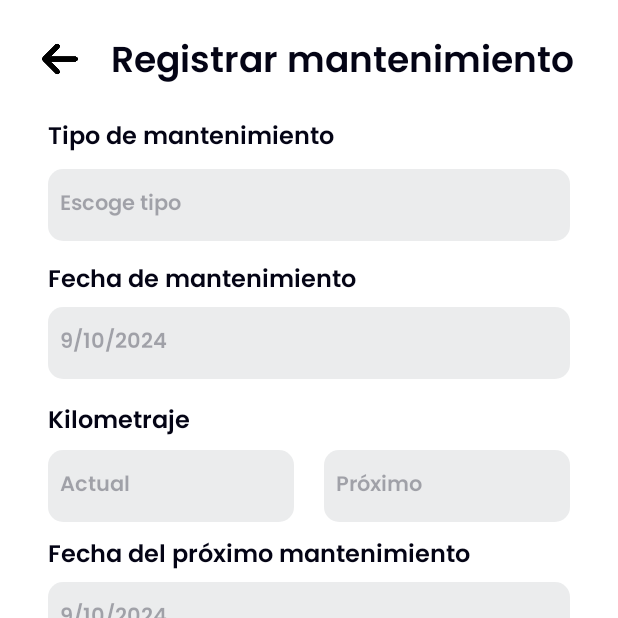
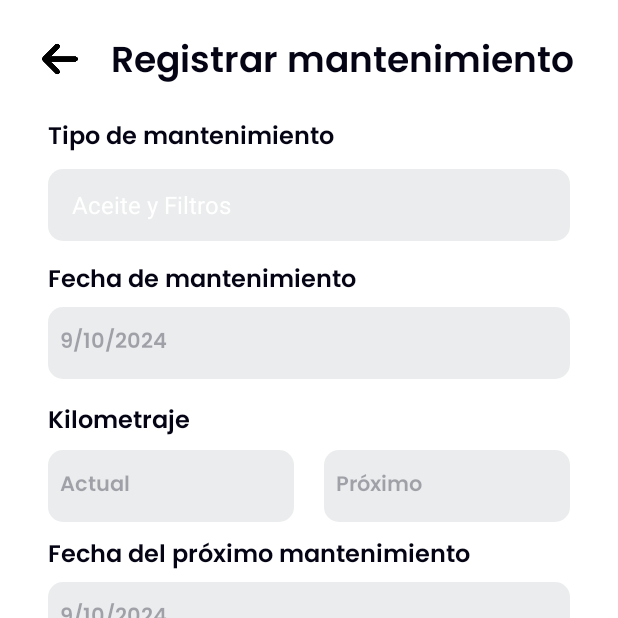
Before and after one commit to NilsGiN/CarCare_AppMobile, an Android app: the RegistroMantenimientoActivity screen opened directly, with no data from a screen before it, on a phone screen of 412 x 824 dp, the top half of it. Run offline under Robolectric (Android 15) with nearby library versions, the phone set to English and light mode, and no system bars; our stand-ins replace Firebase (no records; nobody signed in at launch, a user with empty details on screens opened directly).

Commit message:
Agregar dropdown para elección de tipo de mantenimiento en registro de mantenimiento

```diff
--- a/app/src/main/java/com/example/prueba1/RegistroMantenimientoActivity.java
+++ b/app/src/main/java/com/example/prueba1/RegistroMantenimientoActivity.java
@@ -4,6 +4,8 @@ import android.app.DatePickerDialog;
 import android.content.Intent;
 import android.os.Bundle;
 import android.view.View;
+import android.view.ViewGroup;
+import android.widget.AdapterView;
 import android.widget.EditText;
 import android.widget.ArrayAdapter;
 import android.content.Context;
@@ -11,6 +13,7 @@ import android.widget.Button;
 import android.widget.DatePicker;
 import android.widget.EditText;
 import android.widget.ImageButton;
+import android.widget.Spinner;
 import android.widget.TextView;
 import android.widget.Toast;
 
@@ -22,19 +25,21 @@ import androidx.core.graphics.Insets;
 import androidx.core.view.ViewCompat;
 import androidx.core.view.WindowInsetsCompat;
 
+import com.example.prueba1.model.TipoMantenimiento;
 import com.google.android.gms.tasks.OnCompleteListener;
 import com.google.android.gms.tasks.OnFailureListener;
 import com.google.android.gms.tasks.Task;
 import com.google.firebase.firestore.DocumentReference;
 import com.google.firebase.firestore.FirebaseFirestore;
 
+import java.util.ArrayList;
 import java.util.Calendar;
 import java.util.HashMap;
+import java.util.List;
 import java.util.Map;
 
 public class RegistroMantenimientoActivity extends AppCompatActivity {
     private ImageButton atras_mosaico;
-    private EditText inputid_tipo;
     private EditText fecha_mantenimiento;
     private EditText fecha_prox_mantenimiento;
     private String dueDate="";
@@ -43,6 +48,7 @@ public class RegistroMantenimientoActivity extends AppCompatActivity {
     private EditText inputkm_prox;
     private EditText inputnotas;
     private Button btnRegistrar;
+    String id_tipo = "";
 
     private FirebaseFirestore firestore;
 
@@ -51,9 +57,61 @@ public class RegistroMantenimientoActivity extends AppCompatActivity {
         super.onCreate(savedInstanceState);
         EdgeToEdge.enable(this);
         setContentView(R.layout.activity_registro_mantenimiento);
+
+        // Referencia al Spinner
+        Spinner spinnerTipoMantenimiento = findViewById(R.id.Tipo);
+
+        // Lista de mantenimientos
+        List<TipoMantenimiento> tiposMantenimiento = new ArrayList<>();
+        tiposMantenimiento.add(new TipoMantenimiento("tipo_1", "Aceite y Filtros"));
+        tiposMantenimiento.add(new TipoMantenimiento("tipo_2", "Refrigeración"));
+        tiposMantenimiento.add(new TipoMantenimiento("tipo_3", "Frenos"));
+        tiposMantenimiento.add(new TipoMantenimiento("tipo_4", "Correas y Cadenas"));
+        tiposMantenimiento.add(new TipoMantenimiento("tipo_5", "Bujías"));
+        tiposMantenimiento.add(new TipoMantenimiento("tipo_6", "Neumáticos"));
+        tiposMantenimiento.add(new TipoMantenimiento("tipo_7", "Sistema de Transmisión"));
+        tiposMantenimiento.add(new TipoMantenimiento("tipo_8", "Sistema Eléctrico"));
+
+        // Adaptador para el Spinner
+        ArrayAdapter<TipoMantenimiento> adapter = new ArrayAdapter<TipoMantenimiento>(this, android.R.layout.simple_spinner_item, tiposMantenimiento) {
+            @Override
+            public View getView(int position, View convertView, ViewGroup parent) {
+                // Este es el layout que se muestra cuando el dropdown está cerrado
+                TextView label = (TextView) super.getView(position, convertView, parent);
+                label.setText(tiposMantenimiento.get(position).getNombre());
+                return label;
+            }
+
+            @Override
+            public View getDropDownView(int position, View convertView, ViewGroup parent) {
+                // Este es el layout que se muestra en el dropdown
+                TextView label = (TextView) super.getDropDownView(position, convertView, parent);
+                label.setText(tiposMantenimiento.get(position).getNombre());
+                return label;
+            }
+        };
+
+        adapter.setDropDownViewResource(android.R.layout.simple_spinner_dropdown_item);
+        spinnerTipoMantenimiento.setAdapter(adapter);
+
+        spinnerTipoMantenimiento.setOnItemSelectedListener(new AdapterView.OnItemSelectedListener() {
+            @Override
+            public void onItemSelected(AdapterView<?> parentView, View selectedItemView, int position, long id) {
+                TipoMantenimiento tipoSeleccionado = (TipoMantenimiento) parentView.getItemAtPosition(position);
+                String id_tipoSeleccionado = tipoSeleccionado.getId_tipo();
+                String nombreSeleccionado = tipoSeleccionado.getNombre();
+                id_tipo = id_tipoSeleccionado;
+            }
+
+            @Override
+            public void onNothingSelected(AdapterView<?> parentView) {
+                // Maneja el caso en que no se seleccione nada
+            }
+        });
+
+        // Para BD
         firestore = FirebaseFirestore.getInstance();
 
-        inputid_tipo = findViewById(R.id.Tipo);
         inputkm_actual = findViewById(R.id.Kim_actual);
         inputkm_prox = findViewById(R.id.Kim_prox);
         inputnotas = findViewById(R.id.Notas);
@@ -72,7 +130,6 @@ public class RegistroMantenimientoActivity extends AppCompatActivity {
         btnRegistrar.setOnClickListener(new View.OnClickListener() {
             @Override
             public void onClick(View view) {
-                String id_tipo = inputid_tipo.getText().toString();
                 String km_actual = inputkm_actual.getText().toString();
                 String km_prox = inputkm_prox.getText().toString();
                 String notas = inputnotas.getText().toString();
--- /dev/null
+++ b/app/src/main/java/com/example/prueba1/model/TipoMantenimiento.java
@@ -0,0 +1,28 @@
+package com.example.prueba1.model;
+
+public class TipoMantenimiento {
+    String id_tipo;
+    String nombre;
+    public TipoMantenimiento(){}
+
+    public TipoMantenimiento(String id_tipo, String nombre) {
+        this.id_tipo = id_tipo;
+        this.nombre = nombre;
+    }
+
+    public String getId_tipo() {
+        return id_tipo;
+    }
+
+    public void setId_tipo(String id_tipo) {
+        this.id_tipo = id_tipo;
+    }
+
+    public String getNombre() {
+        return nombre;
+    }
+
+    public void setNombre(String nombre) {
+        this.nombre = nombre;
+    }
+}
--- a/app/src/main/res/layout/activity_registro_mantenimiento.xml
+++ b/app/src/main/res/layout/activity_registro_mantenimiento.xml
@@ -125,22 +125,15 @@
         app:layout_constraintTop_toBottomOf="@+id/Fecha_mantenimiento"
         app:layout_constraintVertical_bias="0.02" />
 
-    <EditText
+    <Spinner
         android:id="@+id/Tipo"
         android:layout_width="0dp"
         android:layout_height="48dp"
         android:layout_marginStart="32dp"
         android:layout_marginEnd="32dp"
-        android:autofillHints=""
         android:background="@drawable/background_selecttext"
         android:backgroundTint="@color/backgroundTint"
-        android:ems="10"
-        android:fontFamily="@font/semibold"
-        android:hint="@string/ejm_tipo"
-        android:inputType="text"
-        android:textColor="@color/colorNegrita"
-        android:textColorHint="@color/textColorHint"
-        android:textSize="14sp"
+        android:spinnerMode="dropdown"
         app:layout_constraintBottom_toBottomOf="parent"
         app:layout_constraintEnd_toEndOf="parent"
         app:layout_constraintStart_toStartOf="parent"
```
